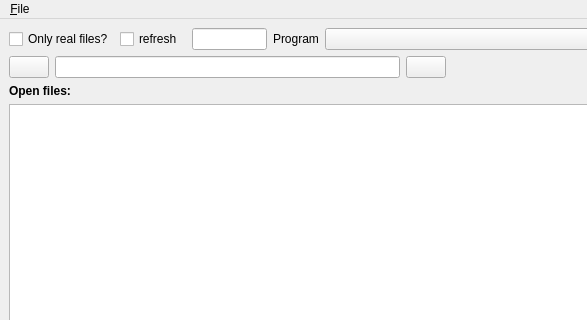
Qt form ui/main.ui (iddekingej/ofgui) before a commit; both pictures show x 0 to 587 and y 0 to 320 of the 800 by 600 pixel window.
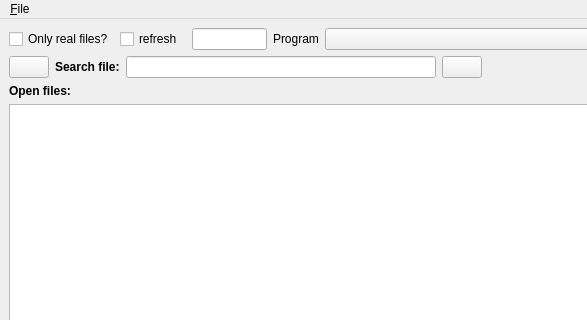
The same form after that commit. Icons and pictures are not drawn.

The edit to the form file:
```diff
--- a/ui/main.ui
+++ b/ui/main.ui
@@ -130,6 +130,19 @@
         </property>
        </widget>
       </item>
+      <item>
+       <widget class="QLabel" name="label_3">
+        <property name="font">
+         <font>
+          <weight>75</weight>
+          <bold>true</bold>
+         </font>
+        </property>
+        <property name="text">
+         <string>Search file:</string>
+        </property>
+       </widget>
+      </item>
       <item>
        <widget class="QLineEdit" name="searchText"/>
       </item>
```
Left out of the diff: 14 changed lines with no effect on the pictures.
